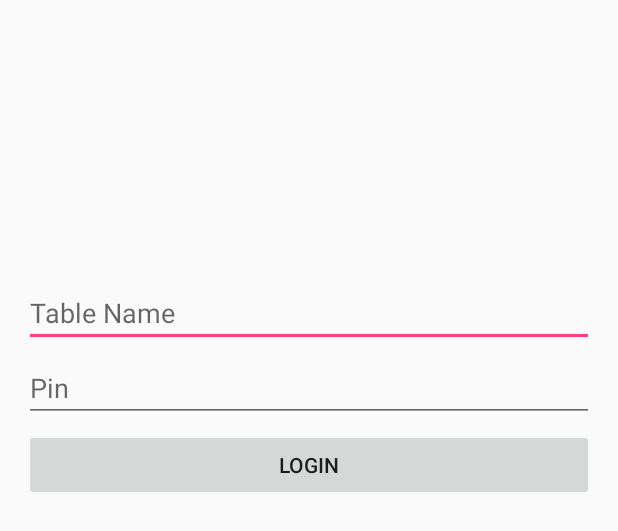
After one commit to krishnarajk/menjar, an Android app: the layout activity_table_login.xml on its own in the app's theme, with its tools: preview values and no code run, on a phone screen of 412 x 824 dp. The commit adds this screen. Shown: the top 531 px of the screen. Run offline under Robolectric (Android 15) with nearby library versions, the phone set to English and light mode, and no system bars.

Commit message:
Table login

```diff
--- a/app/src/main/java/com/example/krishnaraj/menjar/Cart.java
+++ b/app/src/main/java/com/example/krishnaraj/menjar/Cart.java
@@ -52,6 +52,7 @@ public class Cart extends AppCompatActivity {
                 });
                 Toast.makeText(Cart.this,"Order placed successfully",Toast.LENGTH_LONG).show();
                 Log.i("price", String.valueOf(Global.order.amount));
+                Global.order.amount=0;
             }
         });
     }
--- a/app/src/main/java/com/example/krishnaraj/menjar/Description.java
+++ b/app/src/main/java/com/example/krishnaraj/menjar/Description.java
@@ -34,8 +34,10 @@ public class Description extends AppCompatActivity {
                 quantity= Integer.parseInt(quant.getText().toString());
                 Global.order.items.add(new OrderItem(catalog.id,quantity));
                 Global.order.amount+=catalog.price*quantity;
+                Global.order.amountTotal+=catalog.price*quantity;
                 startActivity(new Intent(Description.this,Cart.class));
                 Log.i("ab", String.valueOf(Global.order.amount));
+                Log.i("abc",String.valueOf(Global.order.amountTotal));
                 for(int i=0;i<Global.order.items.size();i++){
                     Log.i("abc", String.valueOf(Global.order.items.get(i)));
                 }
--- a/app/src/main/java/com/example/krishnaraj/menjar/Models/Order.java
+++ b/app/src/main/java/com/example/krishnaraj/menjar/Models/Order.java
@@ -11,5 +11,6 @@ public class Order
     public int tableId;
     public String comments;
     public float amount;
+    public float amountTotal;
     public ArrayList<OrderItem> items = new ArrayList<>();
 }
--- a/app/src/main/java/com/example/krishnaraj/menjar/Utlis/RestApiInterface.java
+++ b/app/src/main/java/com/example/krishnaraj/menjar/Utlis/RestApiInterface.java
@@ -2,6 +2,7 @@ package com.example.krishnaraj.menjar.Utlis;
 
 import com.example.krishnaraj.menjar.Models.Catalog;
 import com.example.krishnaraj.menjar.Models.Order;
+import com.example.krishnaraj.menjar.Models.Table;
 
 import java.util.List;
 
@@ -21,4 +22,7 @@ public interface RestApiInterface {
     @POST("/order")
     Call<Order>order(@Body Order order);
 
+    @POST("/table/login")
+    Call<Table>login(@Body Table table);
+
 }
--- /dev/null
+++ b/app/src/main/res/layout/activity_table_login.xml
@@ -0,0 +1,32 @@
+<?xml version="1.0" encoding="utf-8"?>
+<RelativeLayout xmlns:android="http://schemas.android.com/apk/res/android"
+    xmlns:tools="http://schemas.android.com/tools"
+    android:id="@+id/activity_table_login"
+    android:layout_width="match_parent"
+    android:layout_height="match_parent"
+    android:paddingBottom="@dimen/activity_vertical_margin"
+    android:paddingLeft="@dimen/activity_horizontal_margin"
+    android:paddingRight="@dimen/activity_horizontal_margin"
+    android:paddingTop="@dimen/activity_vertical_margin"
+    tools:context="com.example.krishnaraj.menjar.TableLogin">
+        <EditText
+            android:layout_width="match_parent"
+            android:layout_height="wrap_content"
+            android:id="@+id/tableName"
+            android:hint="Table Name"
+            android:layout_marginTop="170dp"
+            />
+        <EditText
+            android:layout_width="match_parent"
+            android:layout_height="wrap_content"
+            android:id="@+id/pin"
+            android:hint="Pin"
+            android:layout_marginTop="220dp"/>
+        <Button
+            android:layout_width="match_parent"
+            android:layout_height="wrap_content"
+            android:text="LOGIN"
+            android:id="@+id/login"
+            android:layout_marginTop="270dp"/>
+
+</RelativeLayout>
```
Also changed, not shown: app/src/main/AndroidManifest.xml (+12 -3 lines), app/src/main/java/com/example/krishnaraj/menjar/Models/Table.java (added, +11 -0 lines), app/src/main/java/com/example/krishnaraj/menjar/TableLogin.java (added, +61 -0 lines), app/src/main/res/values/strings.xml (+14 -0 lines).
